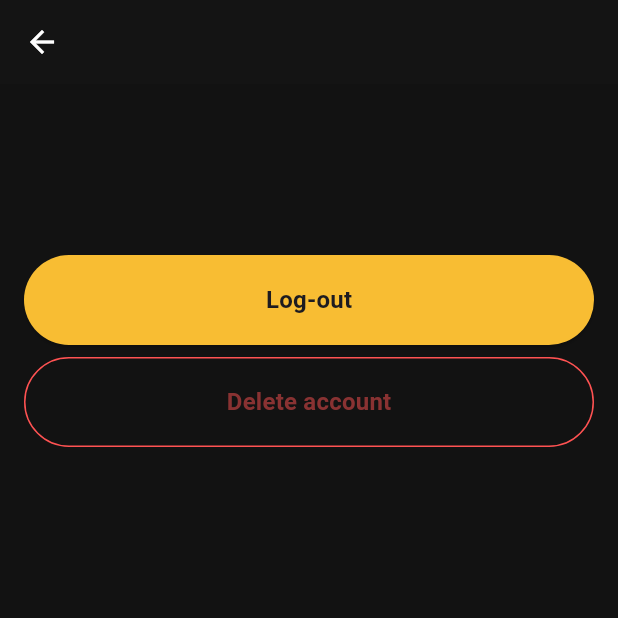
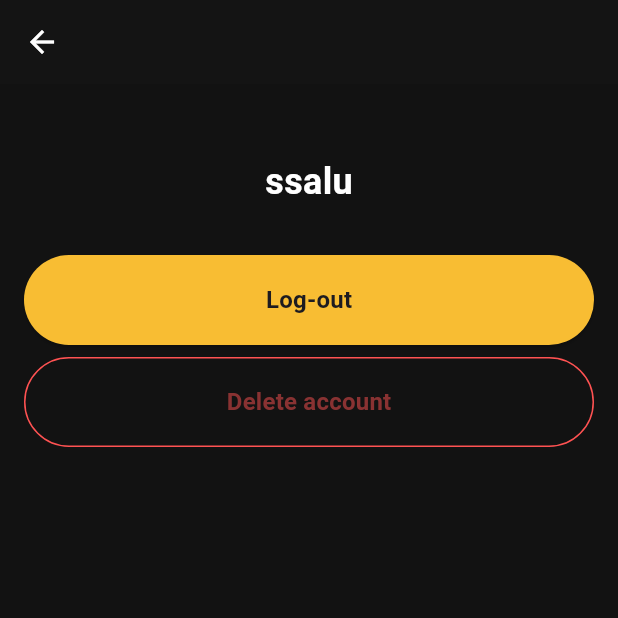
Before and after one commit to Socrate-bit/evolution, a Flutter app: the ProfilScreen screen opened directly, on a phone screen of 412 x 824 dp, the top half of it. Run offline on Flutter 3.47's test engine with Material 3 defaults, Android fonts, the phone set to English and light mode, and no system bars; our stand-ins replace firebase_auth, firebase_core, flutter_riverpod, image_picker, sqflite; missing offline and left inert: flutter_iconpicker; accounts and stored records are empty.

Commit message:
Update profil.dart

```diff
--- a/lib/screens/profil.dart
+++ b/lib/screens/profil.dart
@@ -56,8 +56,8 @@ class ProfilScreen extends ConsumerWidget {
             const SizedBox(
               height: 16,
             ),
-            Text(
-              userData.name,
+            Text('ssalu',
+              // userData.name,
               style: const TextStyle(
                   color: Colors.white,
                   fontWeight: FontWeight.bold,
```
